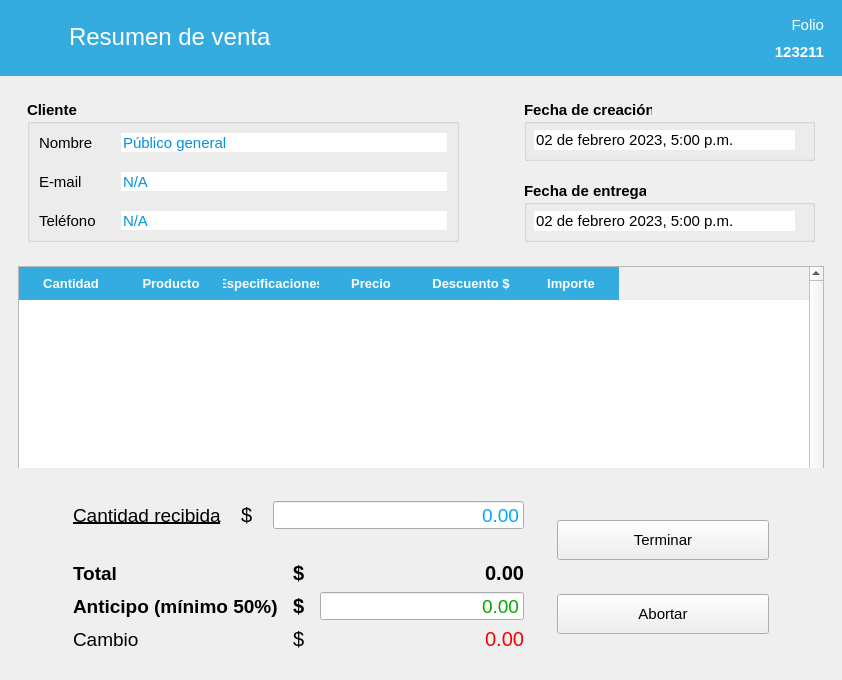
This is src/CrearVenta/Ui_ConfirmarVenta.ui in ivanperez-7/printpos as Qt 5 draws it before an edit. The edited form follows.
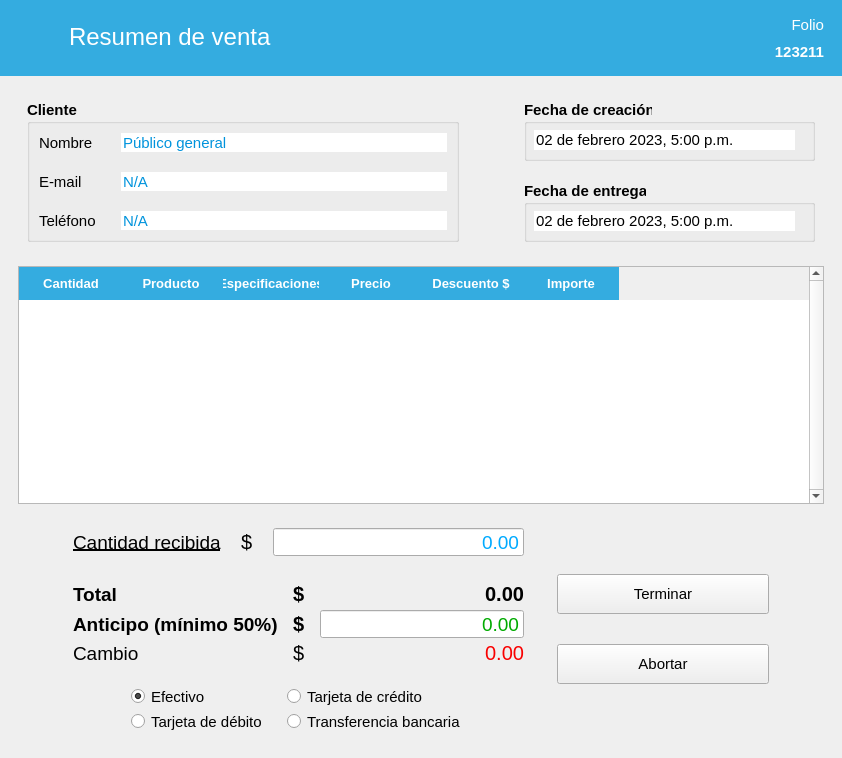
This is the edited form. Icons and pictures are not drawn.

Commit message: cambios módulo CrearVenta

What changed in the file:
```diff
--- a/src/CrearVenta/Ui_ConfirmarVenta.ui
+++ b/src/CrearVenta/Ui_ConfirmarVenta.ui
@@ -10,7 +10,7 @@
     <x>0</x>
     <y>0</y>
     <width>842</width>
-    <height>680</height>
+    <height>758</height>
    </rect>
   </property>
   <property name="minimumSize">
@@ -572,6 +572,9 @@
        <property name="leftMargin">
         <number>55</number>
        </property>
+       <property name="topMargin">
+        <number>0</number>
+       </property>
        <property name="rightMargin">
         <number>64</number>
        </property>
@@ -583,10 +586,7 @@
          <property name="frameShadow">
           <enum>QFrame::Raised</enum>
          </property>
-         <layout class="QVBoxLayout" name="verticalLayout_7">
-          <property name="spacing">
-           <number>6</number>
-          </property>
+         <layout class="QVBoxLayout" name="verticalLayout_3">
           <item>
            <widget class="QFrame" name="frame_14">
             <property name="frameShadow">
@@ -596,9 +596,6 @@
              <property name="spacing">
               <number>20</number>
              </property>
-             <property name="bottomMargin">
-              <number>15</number>
-             </property>
              <item>
               <widget class="QLabel" name="label_13">
                <property name="font">
@@ -855,10 +852,121 @@
             </layout>
            </widget>
           </item>
+          <item alignment="Qt::AlignHCenter">
+           <widget class="QFrame" name="frame_9">
+            <property name="maximumSize">
+             <size>
+              <width>469</width>
+              <height>62</height>
+             </size>
+            </property>
+            <property name="font">
+             <font>
+              <family>Segoe UI</family>
+             </font>
+            </property>
+            <layout class="QGridLayout" name="gridLayout_2">
+             <property name="horizontalSpacing">
+              <number>20</number>
+             </property>
+             <item row="0" column="0">
+              <widget class="QRadioButton" name="radioButton">
+               <property name="minimumSize">
+                <size>
+                 <width>40</width>
+                 <height>0</height>
+                </size>
+               </property>
+               <property name="font">
+                <font>
+                 <family>Segoe UI</family>
+                 <pointsize>11</pointsize>
+                </font>
+               </property>
+               <property name="text">
+                <string>Efectivo</string>
+               </property>
+               <property name="checked">
+                <bool>true</bool>
+               </property>
+               <attribute name="buttonGroup">
+                <string notr="true">buttonGroupMetodo</string>
+               </attribute>
+              </widget>
+             </item>
+             <item row="0" column="1">
+              <widget class="QRadioButton" name="radioButton_2">
+               <property name="minimumSize">
+                <size>
+                 <width>40</width>
+                 <height>0</height>
+                </size>
+               </property>
+               <property name="font">
+                <font>
+                 <family>Segoe UI</family>
+                 <pointsize>11</pointsize>
+                </font>
+               </property>
+               <property name="text">
+                <string>Tarjeta de crédito</string>
+               </property>
+               <attribute name="buttonGroup">
+                <string notr="true">buttonGroupMetodo</string>
+               </attribute>
+              </widget>
+             </item>
+             <item row="1" column="0">
+              <widget class="QRadioButton" name="radioButton_4">
+               <property name="minimumSize">
+                <size>
+                 <width>40</width>
+                 <height>0</height>
+                </size>
+               </property>
+               <property name="font">
+                <font>
+                 <family>Segoe UI</family>
+                 <pointsize>11</pointsize>
+                </font>
+               </property>
+               <property name="text">
+                <string>Tarjeta de débito</string>
+               </property>
+               <attribute name="buttonGroup">
+                <string notr="true">buttonGroupMetodo</string>
+               </attribute>
+              </widget>
+             </item>
+             <item row="1" column="1">
+              <widget class="QRadioButton" name="radioButton_3">
+               <property name="minimumSize">
+                <size>
+                 <width>40</width>
+                 <height>0</height>
+                </size>
+               </property>
+               <property name="font">
+                <font>
+                 <family>Segoe UI</family>
+                 <pointsize>11</pointsize>
+                </font>
+               </property>
+               <property name="text">
+                <string>Transferencia bancaria</string>
+               </property>
+               <attribute name="buttonGroup">
+                <string notr="true">buttonGroupMetodo</string>
+               </attribute>
+              </widget>
+             </item>
+            </layout>
+           </widget>
+          </item>
          </layout>
         </widget>
        </item>
-       <item>
+       <item alignment="Qt::AlignVCenter">
         <widget class="QFrame" name="frame_16">
          <property name="minimumSize">
           <size>
@@ -870,6 +978,9 @@
           <enum>QFrame::Raised</enum>
          </property>
          <layout class="QVBoxLayout" name="verticalLayout_8">
+          <property name="spacing">
+           <number>30</number>
+          </property>
           <item>
            <widget class="QPushButton" name="btListo">
             <property name="minimumSize">
```
Left out of the diff: 3 changed lines with no effect on the pictures. The commit also changes 7 other files.
